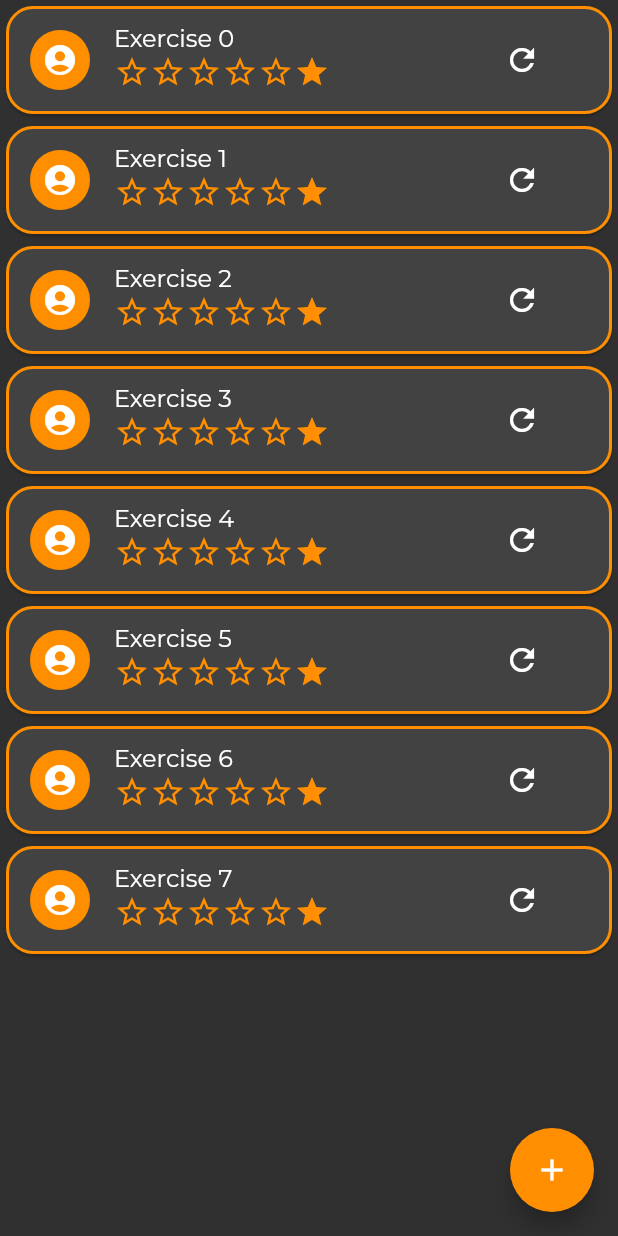
After one commit to jamesrhyspotter/Transform.io, a Flutter app: the SetWorkoutScreen screen opened directly, on a phone screen of 412 x 824 dp. The commit adds this screen. Run offline on Flutter 3.47's test engine with Material 2 defaults, Android fonts, the phone set to English and light mode, and no system bars; our stand-ins replace flutter_spinbox, flutter_swiper, google_fonts, slide_to_act, tuple; missing offline and left inert: speed_dial.

Commit message:
Made set workout screen

```diff
--- a/lib/screens/create_screens/create_screen.dart
+++ b/lib/screens/create_screens/create_screen.dart
@@ -1,6 +1,7 @@
 import 'package:flutter/material.dart';
 import 'package:google_fonts/google_fonts.dart';
 import 'package:transform_dot_io/components/action_button.dart';
+import 'package:transform_dot_io/screens/create_screens/workout_generator/set_workout_screen.dart';
 import 'package:transform_dot_io/screens/create_screens/workout_generator/workout_preference_screen.dart';
 import 'package:transform_dot_io/screens/create_screens/workout_generator/physique_screen.dart';
 
@@ -29,7 +30,7 @@ class CreateScreen extends StatelessWidget {
         body: TabBarView(
           children: [
             PhysiqueScreen(),
-            ActionButton('Create A Workout Plan', 'Use AI and your own goals to \n generate a workout plan instantly!'),
+            SetWorkoutScreen(),
             ActionButton('Generate A Meal', 'Use AI and your desired Macronutrients to \n generate a Meal instantly!'),
             ActionButton('Generate A Meal Plan', 'Use AI and your own goals to \n generate a meal plan instantly!'),
 
--- a/lib/screens/create_screens/workout_generator/exercise_card_screen.dart
+++ b/lib/screens/create_screens/workout_generator/exercise_card_screen.dart
@@ -75,7 +75,7 @@ class ExerciseCardScreen extends StatelessWidget {
                                 Text(
                                     exerciseScreenProvider.currentExercise,
                                     style:
-                                        GoogleFonts.montserrat(fontSize: 32)),
+                                    GoogleFonts.montserrat(fontSize: 18)),
                                 CircleAvatar(
                                   backgroundColor: Colors.amber[800],
                                   child: Icon(Icons.account_circle_sharp, color: Colors.white,),
--- /dev/null
+++ b/lib/screens/create_screens/workout_generator/set_workout_screen.dart
@@ -0,0 +1,76 @@
+import 'package:flutter/material.dart';
+import 'package:google_fonts/google_fonts.dart';
+
+class SetWorkoutScreen extends StatelessWidget {
+
+
+  @override
+  Widget build(BuildContext context) {
+
+    double height = MediaQuery.of(context).size.height;
+    List<String> inputList = [
+      'Hello',
+      'My',
+      'Name',
+      'Is',
+      'Jeff'
+    ];
+
+    final List<int> _items = List<int>.generate(8, (int index) => index);
+    final ColorScheme colorScheme = Theme.of(context).colorScheme;
+    final Color oddItemColor = colorScheme.primary.withOpacity(0.05);
+    final Color evenItemColor = colorScheme.primary.withOpacity(0.15);
+
+    return Scaffold(
+        body: ReorderableListView(
+          children: <Widget>[
+            for (int index = 0; index < _items.length; index++)
+             Card(
+
+               key: Key('$index'),
+               child: ListTile(
+                key: Key('$index'),
+                  leading: CircleAvatar(child: Icon(Icons.account_circle_sharp, color: Colors.white,), backgroundColor: Colors.amber[800],),
+                  title: Text('Exercise ${_items[index]}', style: GoogleFonts.montserrat()),
+                  subtitle: Row(
+                    children: [
+                      Icon(Icons.star_border, color: Colors.amber[800],),
+                      Icon(Icons.star_border, color: Colors.amber[800]),
+                      Icon(Icons.star_border, color: Colors.amber[800]),
+                      Icon(Icons.star_border, color: Colors.amber[800]),
+                      Icon(Icons.star_border, color: Colors.amber[800]),
+                      Icon(Icons.star, color: Colors.amber[800]),
+                    ],
+                  ),
+                  trailing: FlatButton(
+                    child: Icon(Icons.refresh, color: Colors.white),
+                    onPressed: (){
+
+                    },
+                  ),
+                ),
+               shape: RoundedRectangleBorder(
+                   borderRadius: BorderRadius.circular(18.0),
+                   side: BorderSide(color: Colors.amber[800], width: 2)),
+             )
+          ],
+          onReorder: (int oldIndex, int newIndex) {
+            // setState(() {
+            //   if (oldIndex < newIndex) {
+            //     newIndex -= 1;
+            //   }
+            //   final int item = _items.removeAt(oldIndex);
+            //   _items.insert(newIndex, item);
+            // });
+          },
+        ),
+      floatingActionButton: FloatingActionButton(
+        child: Icon(Icons.add, color: Colors.white,),
+        backgroundColor: Colors.amber[800],
+        onPressed: (){
+
+        },
+      ),
+    );
+  }
+}
```
